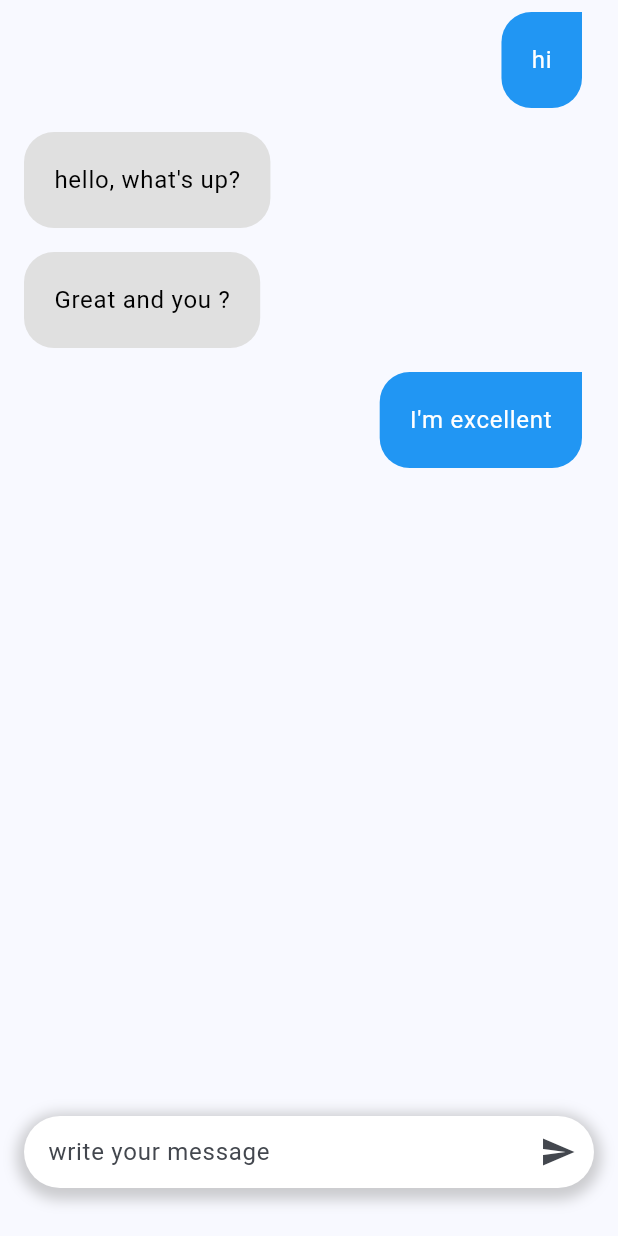
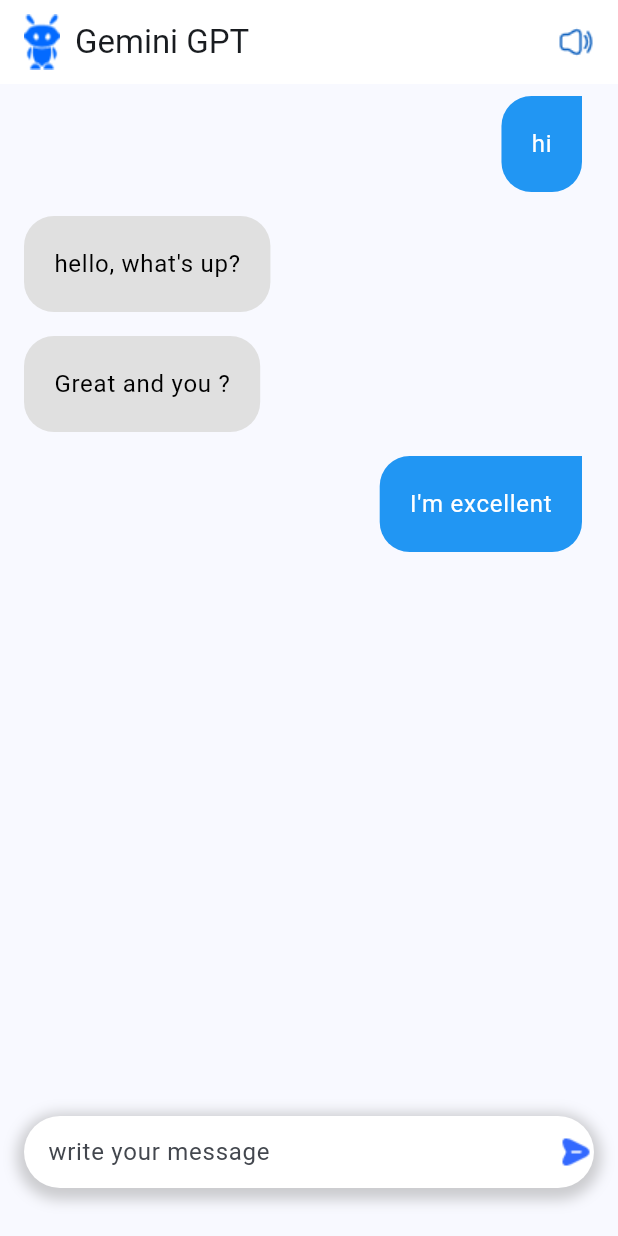
Before and after one commit to YossefHussein/gemini_gpt, a Flutter app: the screen it shows after launch, on a phone screen of 412 x 824 dp. Run offline on Flutter 3.47's test engine with Material 3 defaults, Android fonts, the phone set to English and light mode, and no system bars; our stand-ins replace flutter_riverpod.

Commit message:
change send button

```diff
--- a/lib/main.dart
+++ b/lib/main.dart
@@ -42,6 +42,26 @@ class _MyHomePageState extends State<MyHomePage> {
   @override
   Widget build(BuildContext context) {
     return Scaffold(
+      appBar: AppBar(
+        centerTitle: false,
+        backgroundColor: Colors.white,
+        title: Row(
+          mainAxisAlignment: MainAxisAlignment.spaceBetween,
+          children: [
+            Row(
+              children: [
+                Image.asset('assets/gpt-robot.png'),
+                SizedBox(width: 10),
+                Text('Gemini GPT')
+              ],
+            ),
+            Image.asset(
+              'assets/volume-high.png',
+              color: Colors.blue[800],
+            )
+          ],
+        ),
+      ),
       body: Column(
         children: [
           Expanded(
@@ -85,7 +105,8 @@ class _MyHomePageState extends State<MyHomePage> {
             ),
           ),
           Padding(
-            padding: const EdgeInsets.only(bottom: 32, top: 16, left: 16,right: 16),
+            padding:
+                const EdgeInsets.only(bottom: 32, top: 16, left: 16, right: 16),
             child: Container(
               decoration: BoxDecoration(
                 color: Colors.white,
@@ -115,7 +136,10 @@ class _MyHomePageState extends State<MyHomePage> {
                   SizedBox(
                     width: 8,
                   ),
-                  IconButton(onPressed: () {}, icon: Icon(Icons.send))
+                  GestureDetector(
+                    child: Image.asset('assets/send.png'),
+                    onTap: () {},
+                  )
                 ],
               ),
             ),
```
